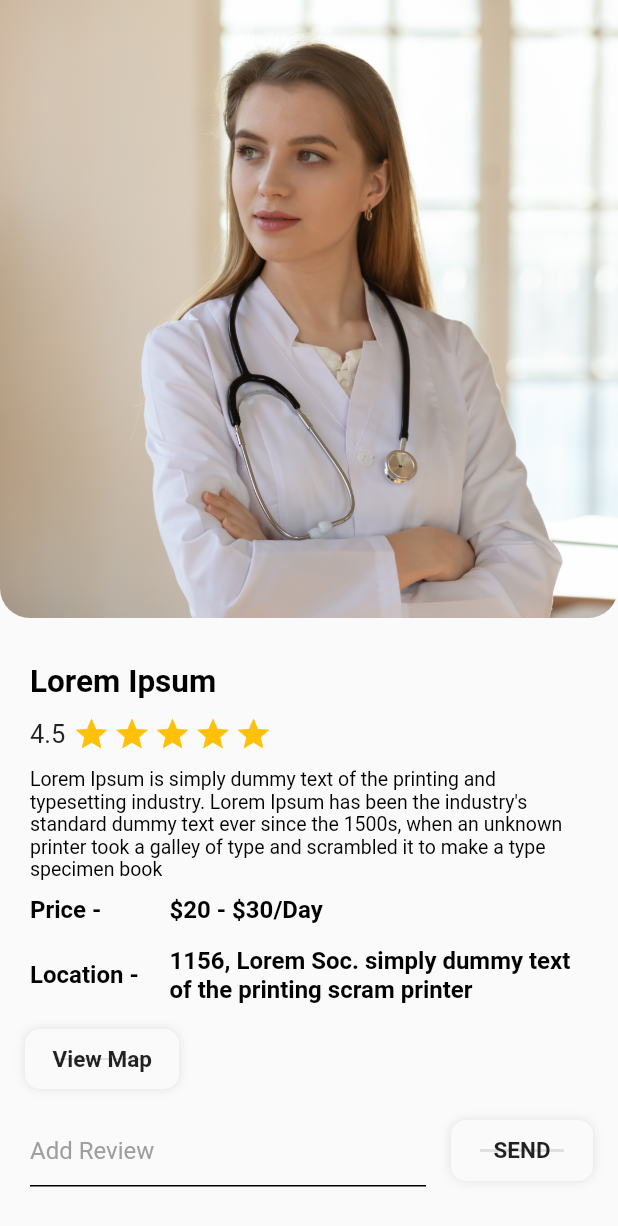
After one commit to rushit5560/Booking_Management_Project, a Flutter app: the VendorDetailScreen screen opened directly, on a phone screen of 412 x 824 dp. The commit adds this screen. Shown: the top 1226 px of the screen. Run offline on Flutter 3.47's test engine with Material 2 defaults, Android fonts, the phone set to English and light mode, and no system bars; drawn by our look-alikes of flutter_rating_bar; our stand-ins replace get, pin_input_text_field.

Commit message:
Forgot password and Vendor details screen

```diff
--- a/booking_management/lib/common/constants/app_images.dart
+++ b/booking_management/lib/common/constants/app_images.dart
@@ -5,4 +5,5 @@ class AppImages {
   static const headerLogoImg = root + "header_logo.png";
   static const vendorImg = root + "vendor1.png";
   static const rightArrowImg = root + "right_arrow.png";
+  static const backArrowImg = root + "back_arrow.png";
 }
--- /dev/null
+++ b/booking_management/lib/screens/vendor_details_screen/vendor_details_screen.dart
@@ -0,0 +1,41 @@
+import 'package:booking_management/common/extension_methods/extension_methods.dart';
+import 'package:booking_management/screens/vendor_details_screen/vendor_details_screen_widgets.dart';
+import 'package:flutter/material.dart';
+
+class VendorDetailScreen extends StatelessWidget {
+  const VendorDetailScreen({Key? key}) : super(key: key);
+
+  @override
+  Widget build(BuildContext context) {
+    return Scaffold(
+      body: SafeArea(
+        child: SingleChildScrollView(
+          child: Column(
+            crossAxisAlignment: CrossAxisAlignment.start,
+            children: [
+              ProfileModule(),
+              SizedBox(height: 10,),
+
+              Column(
+                crossAxisAlignment: CrossAxisAlignment.start,
+                children: const [
+                  VendorName(),
+                  SizedBox(height: 10,),
+                  Ratting(),
+                  SizedBox(height: 10,),
+                  Description(),
+                  SizedBox(height: 10,),
+                  PriceAndLocation(),
+                  SizedBox(height: 20,),
+                  ViewMapButtonModule(),
+                  SizedBox(height: 20,),
+                  ReviewTextFieldAndButtonModule()
+                ],
+              ).commonAllSidePadding(20)
+            ],
+          ),
+        ),
+      ),
+    );
+  }
+}
--- /dev/null
+++ b/booking_management/lib/screens/vendor_details_screen/vendor_details_screen_widgets.dart
@@ -0,0 +1,207 @@
+import 'package:booking_management/common/constants/app_images.dart';
+import 'package:booking_management/common/field_validation.dart';
+import 'package:flutter/cupertino.dart';
+import 'package:flutter/foundation.dart';
+import 'package:flutter/material.dart';
+import 'package:flutter_rating_bar/flutter_rating_bar.dart';
+import 'package:get/get.dart';
+
+class ProfileModule extends StatelessWidget {
+  const ProfileModule({Key? key}) : super(key: key);
+
+  @override
+  Widget build(BuildContext context) {
+    return ClipRRect(
+      borderRadius: BorderRadius.only(bottomLeft: Radius.circular(20), bottomRight: Radius.circular(20)),
+        child: Image.asset(AppImages.vendorImg, scale: 2.5,)
+    );
+  }
+}
+
+class VendorName extends StatelessWidget {
+  const VendorName({Key? key}) : super(key: key);
+
+  @override
+  Widget build(BuildContext context) {
+    return Text("Lorem Ipsum", style: TextStyle(color: Colors.black, fontSize: 21, fontWeight: FontWeight.bold),);
+  }
+}
+
+class Ratting extends StatelessWidget {
+  const Ratting({Key? key}) : super(key: key);
+
+  @override
+  Widget build(BuildContext context) {
+    return Row(
+      children: [
+        const Text("4.5", style: TextStyle(fontSize: 17),),
+        const SizedBox(width: 4,),
+        RatingBar.builder(
+          initialRating: 5,
+          minRating: 1,
+          direction: Axis.horizontal,
+          allowHalfRating: true,
+          itemCount: 5,
+          itemSize: 25,
+          itemPadding: const EdgeInsets.symmetric(horizontal: 1.0),
+          itemBuilder: (context, _) => const Icon(
+            Icons.star,
+            color: Colors.amber,
+          ),
+          onRatingUpdate: (rating) {
+            if (kDebugMode) {
+              print(rating);
+            }
+          },
+        )
+
+      ],
+    );
+  }
+}
+
+class Description extends StatelessWidget {
+  const Description({Key? key}) : super(key: key);
+
+  @override
+  Widget build(BuildContext context) {
+    return const Text("Lorem Ipsum is simply dummy text of the printing and typesetting industry. Lorem Ipsum has been the industry's standard dummy text ever since the 1500s, when an unknown printer took a galley of type and scrambled it to make a type specimen book",
+      style: TextStyle(fontSize: 13, color: Colors.black),);
+  }
+}
+
+class PriceAndLocation extends StatelessWidget {
+  const PriceAndLocation({Key? key}) : super(key: key);
+
+  @override
+  Widget build(BuildContext context) {
+    return Column(
+      children: [
+        Row(
+          children: const [
+            Expanded(
+              flex: 1,
+                child: Text("Price -", style: TextStyle(color: Colors.black, fontWeight: FontWeight.bold, fontSize: 16),)),
+            Expanded(
+                flex: 3,
+                child: Text("\$20 - \$30/Day", style: TextStyle(color: Colors.black, fontWeight: FontWeight.bold, fontSize: 16)))
+          ],
+        ),
+        SizedBox(height: 15,),
+        Row(
+          children: const [
+            Expanded(
+                flex: 1,
+                child: Text("Location -", style: TextStyle(color: Colors.black, fontWeight: FontWeight.bold, fontSize: 16),)),
+            Expanded(
+                flex: 3,
+                child: Text("1156, Lorem Soc. simply dummy text of the printing scram printer",
+                    style: TextStyle(color: Colors.black, fontWeight: FontWeight.bold, fontSize: 16)))
+          ],
+        ),
+      ],
+    );
+  }
+}
+
+class ViewMapButtonModule extends StatelessWidget {
+  const ViewMapButtonModule({Key? key}) : super(key: key);
+
+  @override
+  Widget build(BuildContext context) {
+    return GestureDetector(
+      onTap: () {
+
+      },
+      child: Container(
+        decoration: BoxDecoration(
+            borderRadius: BorderRadius.circular(10),
+            boxShadow: [
+              BoxShadow(
+                spreadRadius: 3,
+                blurRadius: 5,
+                color: Colors.grey.shade300,
+                blurStyle: BlurStyle.outer,
+              ),
+            ]
+        ),
+        child: const Padding(
+          padding: EdgeInsets.symmetric(horizontal: 15, vertical: 8),
+          child: Text(
+            'View Map',
+            style: TextStyle(
+              fontWeight: FontWeight.bold,
+              fontSize: 15,
+            ),
+          ),
+        ),
+      ),
+    );
+  }
+}
+
+class ReviewTextFieldAndButtonModule extends StatelessWidget {
+  const ReviewTextFieldAndButtonModule({Key? key}) : super(key: key);
+
+  @override
+  Widget build(BuildContext context) {
+    return Row(
+      children: [
+        Expanded(
+          flex: 3,
+          child:  TextFormField(
+              //controller: screenController.passwordFieldController,
+              keyboardType: TextInputType.text,
+              validator: (value) => FieldValidator().validateReview(value!),
+              decoration: const InputDecoration(
+                  hintText: "Add Review",
+                  hintStyle: TextStyle(color: Colors.grey),
+                  enabledBorder: UnderlineInputBorder(
+                      borderSide: BorderSide(color: Colors.black)),
+                  focusedBorder: UnderlineInputBorder(
+                      borderSide: BorderSide(color: Colors.black)),
+                  errorBorder:
+                  UnderlineInputBorder(borderSide: BorderSide(color: Colors.red)),
+                  focusedErrorBorder:
+                  UnderlineInputBorder(borderSide: BorderSide(color: Colors.red)),
+              ),
+            ),
+        ),
+        SizedBox(width: 20,),
+        Expanded(
+          flex: 1,
+          child: GestureDetector(
+            onTap: () {
+
+            },
+            child: Container(
+              decoration: BoxDecoration(
+                  borderRadius: BorderRadius.circular(10),
+                  boxShadow: [
+                    BoxShadow(
+                      spreadRadius: 3,
+                      blurRadius: 5,
+                      color: Colors.grey.shade300,
+                      blurStyle: BlurStyle.outer,
+                    ),
+                  ]
+              ),
+              child: Padding(
+                padding: const EdgeInsets.all(8.0),
+                child: Center(
+                  child: Text(
+                    'SEND',
+                    style: TextStyle(
+                      fontWeight: FontWeight.bold,
+                      fontSize: 15,
+                    ),
+                  ),
+                ),
+              ),
+            ),
+          ),
+        )
+      ],
+    );
+  }
+}
```
Also changed, not shown: booking_management/lib/controllers/forgot_password_screen_controller/forgot_password_screen_controller.dart (+46 -48 lines), booking_management/lib/screens/forgot_password_screen/forgot_password_screen.dart (+6 -5 lines), booking_management/lib/screens/forgot_password_screen/forgot_password_screen_widget.dart (+39 -4 lines), booking_management/lib/screens/vendor_list_screen/vendor_list_screen_widgets.dart (+12 -2 lines), booking_management/assets/images/back_arrow.png (added).
